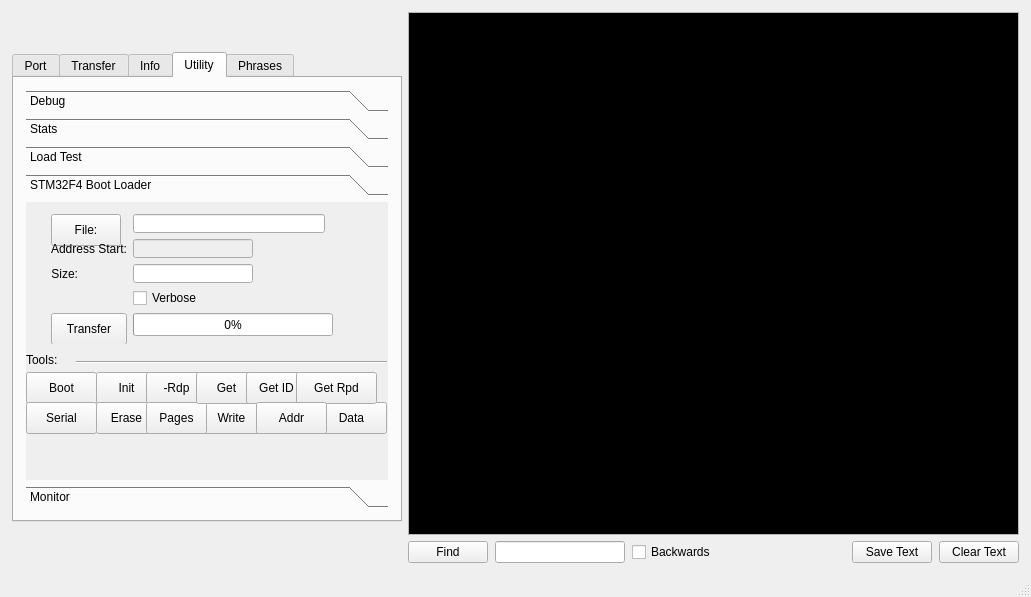
This is mainWindow.ui in strawbot/TimbreTalk as Qt 5 draws it before an edit. The edited form follows.
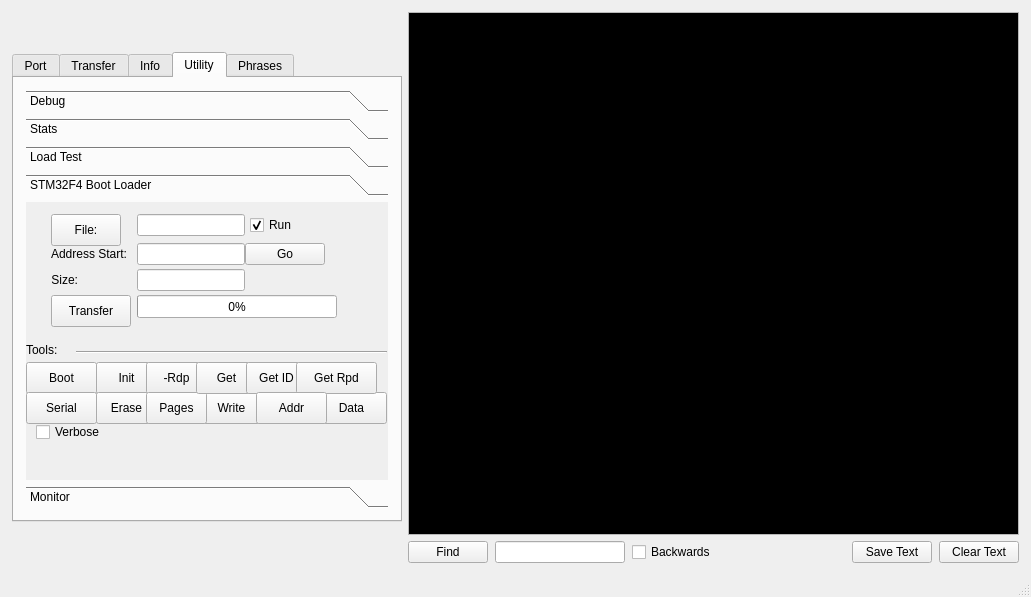
This is the edited form. The open tabs and pages were chosen to show the change.

Commit message: STM32 loader: added support for auto run after download and going to a already loaded program

Diff of the .ui file:
```diff
--- a/mainWindow.ui
+++ b/mainWindow.ui
@@ -1657,7 +1657,7 @@
                 <property name="geometry">
                  <rect>
                   <x>70</x>
-                  <y>170</y>
+                  <y>160</y>
                   <width>61</width>
                   <height>32</height>
                  </rect>
@@ -1670,7 +1670,7 @@
                 <property name="geometry">
                  <rect>
                   <x>70</x>
-                  <y>200</y>
+                  <y>190</y>
                   <width>61</width>
                   <height>32</height>
                  </rect>
@@ -1683,7 +1683,7 @@
                 <property name="geometry">
                  <rect>
                   <x>170</x>
-                  <y>200</y>
+                  <y>190</y>
                   <width>71</width>
                   <height>32</height>
                  </rect>
@@ -1696,7 +1696,7 @@
                 <property name="geometry">
                  <rect>
                   <x>120</x>
-                  <y>170</y>
+                  <y>160</y>
                   <width>61</width>
                   <height>32</height>
                  </rect>
@@ -1709,7 +1709,7 @@
                 <property name="geometry">
                  <rect>
                   <x>120</x>
-                  <y>200</y>
+                  <y>190</y>
                   <width>61</width>
                   <height>32</height>
                  </rect>
@@ -1722,7 +1722,7 @@
                 <property name="geometry">
                  <rect>
                   <x>290</x>
-                  <y>200</y>
+                  <y>190</y>
                   <width>71</width>
                   <height>32</height>
                  </rect>
@@ -1735,7 +1735,7 @@
                 <property name="geometry">
                  <rect>
                   <x>0</x>
-                  <y>170</y>
+                  <y>160</y>
                   <width>71</width>
                   <height>32</height>
                  </rect>
@@ -1748,7 +1748,7 @@
                 <property name="geometry">
                  <rect>
                   <x>0</x>
-                  <y>200</y>
+                  <y>190</y>
                   <width>71</width>
                   <height>32</height>
                  </rect>
@@ -1761,7 +1761,7 @@
                 <property name="geometry">
                  <rect>
                   <x>170</x>
-                  <y>170</y>
+                  <y>160</y>
                   <width>61</width>
                   <height>32</height>
                  </rect>
@@ -1774,7 +1774,7 @@
                 <property name="geometry">
                  <rect>
                   <x>220</x>
-                  <y>170</y>
+                  <y>160</y>
                   <width>61</width>
                   <height>32</height>
                  </rect>
@@ -1787,7 +1787,7 @@
                 <property name="geometry">
                  <rect>
                   <x>270</x>
-                  <y>170</y>
+                  <y>160</y>
                   <width>81</width>
                   <height>32</height>
                  </rect>
@@ -1800,7 +1800,7 @@
                 <property name="geometry">
                  <rect>
                   <x>230</x>
-                  <y>200</y>
+                  <y>190</y>
                   <width>71</width>
                   <height>32</height>
                  </rect>
@@ -1813,7 +1813,7 @@
                 <property name="geometry">
                  <rect>
                   <x>50</x>
-                  <y>150</y>
+                  <y>140</y>
                   <width>311</width>
                   <height>20</height>
                  </rect>
@@ -1827,12 +1827,18 @@
                  <rect>
                   <x>13</x>
                   <y>0</y>
-                  <width>298</width>
-                  <height>142</height>
+                  <width>331</width>
+                  <height>131</height>
                  </rect>
                 </property>
                 <layout class="QFormLayout" name="formLayout_3">
-                 <item row="0" column="0">
+                 <property name="fieldGrowthPolicy">
+                  <enum>QFormLayout::FieldsStayAtSizeHint</enum>
+                 </property>
+                 <property name="verticalSpacing">
+                  <number>4</number>
+                 </property>
+                 <item row="1" column="0">
                   <widget class="QPushButton" name="bootSelect">
                    <property name="enabled">
                     <bool>true</bool>
@@ -1863,10 +1869,7 @@
                    </property>
                   </widget>
                  </item>
-                 <item row="0" column="1">
-                  <widget class="QLineEdit" name="bootFile"/>
-                 </item>
-                 <item row="1" column="0">
+                 <item row="2" column="0">
                   <widget class="QLabel" name="label_32">
                    <property name="text">
                     <string>Address Start:</string>
@@ -1876,26 +1879,7 @@
                    </property>
                   </widget>
                  </item>
-                 <item row="1" column="1">
-                  <widget class="QLineEdit" name="bootStart">
-                   <property name="enabled">
-                    <bool>false</bool>
-                   </property>
-                   <property name="minimumSize">
-                    <size>
-                     <width>60</width>
-                     <height>0</height>
-                    </size>
-                   </property>
-                   <property name="maximumSize">
-                    <size>
-                     <width>120</width>
-                     <height>16777215</height>
-                    </size>
-                   </property>
-                  </widget>
-                 </item>
-                 <item row="2" column="0">
+                 <item row="4" column="0">
                   <widget class="QLabel" name="label_29">
                    <property name="text">
                     <string>Size:</string>
@@ -1905,7 +1889,7 @@
                    </property>
                   </widget>
                  </item>
-                 <item row="2" column="1">
+                 <item row="4" column="1">
                   <widget class="QLineEdit" name="bootSize">
                    <property name="maximumSize">
                     <size>
@@ -1918,7 +1902,7 @@
                    </property>
                   </widget>
                  </item>
-                 <item row="4" column="0">
+                 <item row="6" column="0">
                   <widget class="QPushButton" name="sendBoot">
                    <property name="minimumSize">
                     <size>
@@ -1937,7 +1921,7 @@
                    </property>
                   </widget>
                  </item>
-                 <item row="4" column="1">
+                 <item row="6" column="1">
                   <widget class="QProgressBar" name="bootLoaderProgressBar">
                    <property name="minimumSize">
                     <size>
@@ -1956,12 +1940,42 @@
                    </property>
                   </widget>
                  </item>
-                 <item row="3" column="1">
-                  <widget class="QCheckBox" name="verbose">
-                   <property name="text">
-                    <string>Verbose</string>
+                 <item row="1" column="1">
+                  <layout class="QHBoxLayout" name="horizontalLayout_2">
+                   <property name="spacing">
+                    <number>5</number>
                    </property>
-                  </widget>
+                   <item>
+                    <widget class="QLineEdit" name="bootFile"/>
+                   </item>
+                   <item>
+                    <widget class="QCheckBox" name="run">
+                     <property name="text">
+                      <string>Run</string>
+                     </property>
+                     <property name="checked">
+                      <bool>true</bool>
+                     </property>
+                    </widget>
+                   </item>
+                  </layout>
+                 </item>
+                 <item row="2" column="1">
+                  <layout class="QHBoxLayout" name="horizontalLayout_5">
+                   <property name="spacing">
+                    <number>0</number>
+                   </property>
+                   <item>
+                    <widget class="QLineEdit" name="bootStart"/>
+                   </item>
+                   <item>
+                    <widget class="QPushButton" name="Go">
+                     <property name="text">
+                      <string>Go</string>
+                     </property>
+                    </widget>
+                   </item>
+                  </layout>
                  </item>
                 </layout>
                </widget>
@@ -1969,7 +1983,7 @@
                 <property name="geometry">
                  <rect>
                   <x>0</x>
-                  <y>150</y>
+                  <y>140</y>
                   <width>61</width>
                   <height>16</height>
                  </rect>
@@ -1978,6 +1992,19 @@
                  <string>Tools:</string>
                 </property>
                </widget>
+               <widget class="QCheckBox" name="verbose">
+                <property name="geometry">
+                 <rect>
+                  <x>10</x>
+                  <y>220</y>
+                  <width>76</width>
+                  <height>20</height>
+                 </rect>
+                </property>
+                <property name="text">
+                 <string>Verbose</string>
+                </property>
+               </widget>
               </widget>
               <widget class="QWidget" name="Monitor">
                <property name="geometry">
```
Left out of the diff: 4 changed lines with no effect on the pictures. The commit also changes 2 other files.
